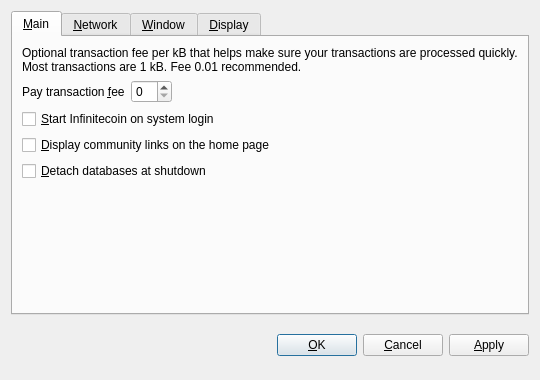
Above: src/qt/forms/optionsdialog.ui from withu2018/infinitecoin before the change. Below: the same form after it.
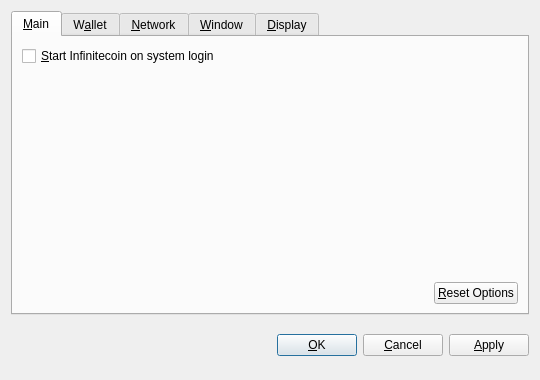
That is the form after the change. Custom widgets are drawn as their Qt base class.

```diff
--- a/src/qt/forms/optionsdialog.ui
+++ b/src/qt/forms/optionsdialog.ui
@@ -31,6 +31,66 @@
       </attribute>
       <layout class="QVBoxLayout" name="verticalLayout_Main">
        <item>
+        <widget class="QCheckBox" name="bitcoinAtStartup">
+         <property name="toolTip">
+          <string>Automatically start Infinitecoin after logging in to the system.</string>
+         </property>
+         <property name="text">
+          <string>&amp;Start Infinitecoin on system login</string>
+         </property>
+        </widget>
+       </item>
+       <item>
+        <spacer name="verticalSpacer_Main">
+         <property name="orientation">
+          <enum>Qt::Vertical</enum>
+         </property>
+         <property name="sizeHint" stdset="0">
+          <size>
+           <width>20</width>
+           <height>40</height>
+          </size>
+         </property>
+        </spacer>
+       </item>
+       <item>
+        <layout class="QHBoxLayout" name="horizontalLayout_2_Main">
+         <item>
+          <spacer name="horizontalSpacer_2_Main">
+           <property name="orientation">
+            <enum>Qt::Horizontal</enum>
+           </property>
+           <property name="sizeHint" stdset="0">
+            <size>
+             <width>40</width>
+             <height>20</height>
+            </size>
+           </property>
+          </spacer>
+         </item>
+         <item>
+          <widget class="QPushButton" name="resetButton">
+           <property name="toolTip">
+            <string>Reset all client options to default.</string>
+           </property>
+           <property name="text">
+            <string>&amp;Reset Options</string>
+           </property>
+           <property name="autoDefault">
+            <bool>false</bool>
+           </property>
+          </widget>
+         </item>
+        </layout>
+       </item>
+      </layout>
+     </widget>
+     <widget class="QWidget" name="tabWallet">
+      <attribute name="title">
+       <string>W&amp;allet</string>
+      </attribute>
+      <layout class="QVBoxLayout" name="verticalLayout_Network">
+       <item>
         <widget class="QLabel" name="transactionFeeInfoLabel">
          <property name="text">
           <string>Optional transaction fee per kB that helps make sure your transactions are processed quickly. Most transactions are 1 kB. Fee 0.01 recommended.</string>
@@ -44,7 +104,7 @@
         </widget>
        </item>
        <item>
-        <layout class="QHBoxLayout" name="horizontalLayout_Main">
+        <layout class="QHBoxLayout" name="horizontalLayout_1_Main">
          <item>
           <widget class="QLabel" name="transactionFeeLabel">
            <property name="text">
@@ -77,32 +137,19 @@
         </layout>
        </item>
        <item>
-        <widget class="QCheckBox" name="bitcoinAtStartup">
-         <property name="toolTip">
-          <string>Automatically start Infinitecoin after logging in to the system.</string>
-         </property>
+        <widget class="QLabel" name="label">
          <property name="text">
-          <string>&amp;Start Infinitecoin on system login</string>
+          <string>If you disable the spending of unconfirmed change, the change from a transaction cannot be used until that transaction has at least one confirmation. This also affects how your balance is computed.</string>
          </property>
-        </widget>
-       </item>
-       <item>
-        <widget class="QCheckBox" name="showCommunityLinks">
-         <property name="toolTip">
-          <string>Display community links on the home page</string>
+         <property name="wordWrap">
+          <bool>true</bool>
          </property>
-         <property name="text">
-          <string>&amp;Display community links on the home page</string>
-         </property>
         </widget>
        </item>
        <item>
-        <widget class="QCheckBox" name="detachDatabases">
-         <property name="toolTip">
-          <string>Detach block and address databases at shutdown. This means they can be moved to another data directory, but it slows down shutdown. The wallet is always detached.</string>
-         </property>
+        <widget class="QCheckBox" name="spendZeroConfChange">
          <property name="text">
-          <string>&amp;Detach databases at shutdown</string>
+          <string>Spend unconfirmed change  (experts only)</string>
          </property>
         </widget>
        </item>
```
Left out of the diff: 20 changed lines with no effect on the pictures.
